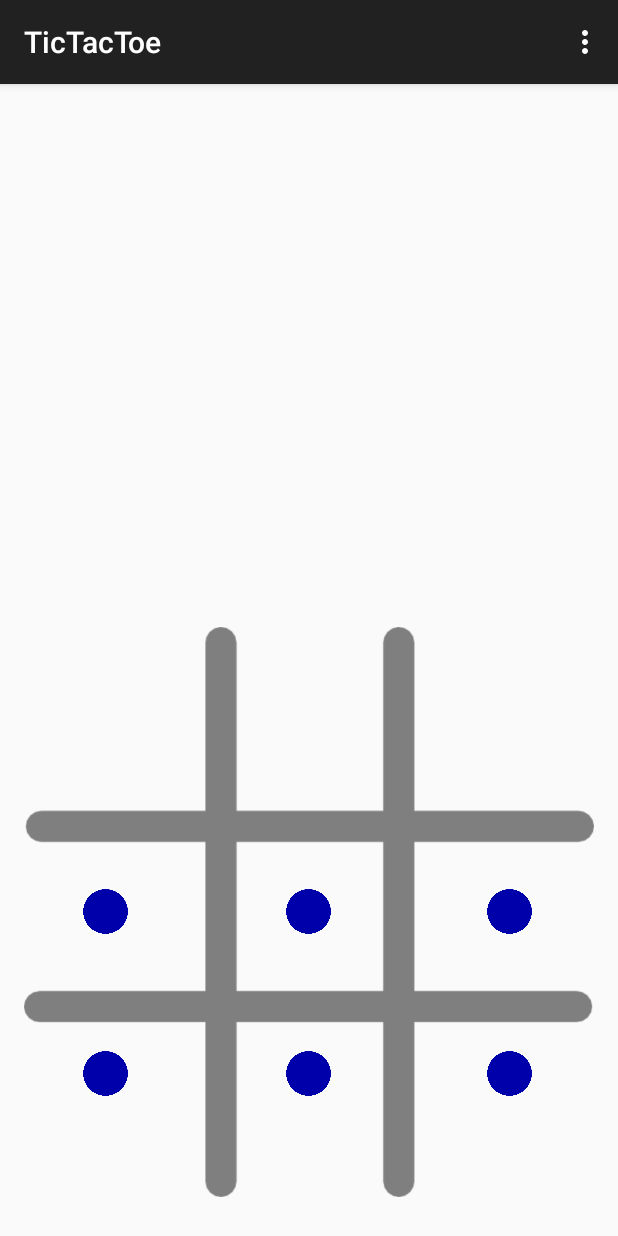
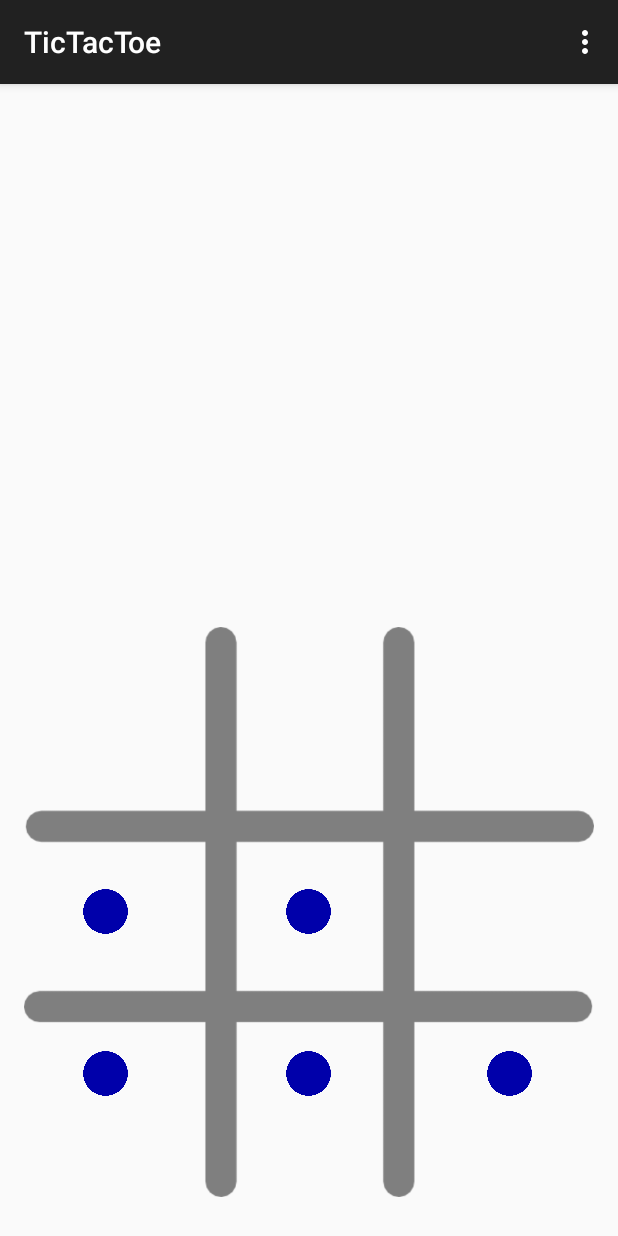
Before and after one commit to hornjt/TicTacToe, an Android app: the screen it shows after launch (MainActivity), in the options menu, after a tap on "Settings", on a phone screen of 412 x 824 dp. Run offline under Robolectric (Android 15) with nearby library versions, the phone set to English and light mode, and no system bars; 1 statement that could not run was skipped.

```diff
--- a/app/src/main/java/com/hornj/tictactoe/MainActivity.java
+++ b/app/src/main/java/com/hornj/tictactoe/MainActivity.java
@@ -11,12 +11,20 @@ import android.widget.ImageView;
 
 public class MainActivity extends ActionBarActivity {
 
+    Game game = new Game();
+
+//    public void makeMove(View v) {
+//        game.makeMove(v);
+//    }
+
+
+    // This method gets the click event and passes that information to the game
     public void makeMove(View v) {
-        String fieldName = getResources().getResourceEntryName(v.getId());
-        Log.i("DEBUG", fieldName);
-        ImageView test = (ImageView)findViewById(v.getId());
-        test.setVisibility(View.INVISIBLE);
-
+        int idOfBox = v.getId();
+        String nameOfTarget = getResources().getResourceEntryName(idOfBox);
+        ImageView currentTarget = (ImageView)findViewById(idOfBox);
+        currentTarget.setVisibility(View.INVISIBLE);
+        game.makeMove(nameOfTarget);
     }
 
     @Override
--- a/app/src/main/res/layout/activity_main.xml
+++ b/app/src/main/res/layout/activity_main.xml
@@ -59,7 +59,8 @@
         android:src="@drawable/blue_circle"
         android:layout_below="@+id/target3"
         android:layout_alignLeft="@+id/target3"
-        android:layout_alignStart="@+id/target3" />
+        android:layout_alignStart="@+id/target3"
+        android:onClick="makeMove" />
 
     <ImageView
         android:layout_width="30dp"
@@ -67,7 +68,8 @@
         android:id="@+id/target5"
         android:src="@drawable/blue_circle"
         android:layout_alignTop="@+id/target6"
-        android:layout_centerHorizontal="true" />
+        android:layout_centerHorizontal="true"
+        android:onClick="makeMove" />
 
     <ImageView
         android:layout_width="30dp"
@@ -76,7 +78,8 @@
         android:src="@drawable/blue_circle"
         android:layout_alignTop="@+id/target5"
         android:layout_alignLeft="@+id/target1"
-        android:layout_alignStart="@+id/target1" />
+        android:layout_alignStart="@+id/target1"
+        android:onClick="makeMove" />
 
     <ImageView
         android:layout_width="30dp"
@@ -86,7 +89,8 @@
         android:layout_alignParentBottom="true"
         android:layout_alignLeft="@+id/target4"
         android:layout_alignStart="@+id/target4"
-        android:layout_marginBottom="77dp" />
+        android:layout_marginBottom="77dp"
+        android:onClick="makeMove" />
 
     <ImageView
         android:layout_width="30dp"
@@ -94,7 +98,8 @@
         android:id="@+id/target8"
         android:src="@drawable/blue_circle"
         android:layout_alignBottom="@+id/target7"
-        android:layout_centerHorizontal="true" />
+        android:layout_centerHorizontal="true"
+        android:onClick="makeMove" />
 
     <ImageView
         android:layout_width="30dp"
@@ -103,5 +108,6 @@
         android:src="@drawable/blue_circle"
         android:layout_alignBottom="@+id/target8"
         android:layout_alignLeft="@+id/target6"
-        android:layout_alignStart="@+id/target6" />
+        android:layout_alignStart="@+id/target6"
+        android:onClick="makeMove" />
 </RelativeLayout>
```
Also changed, not shown: app/src/main/java/com/hornj/tictactoe/Game.java (added, +60 -0 lines).
